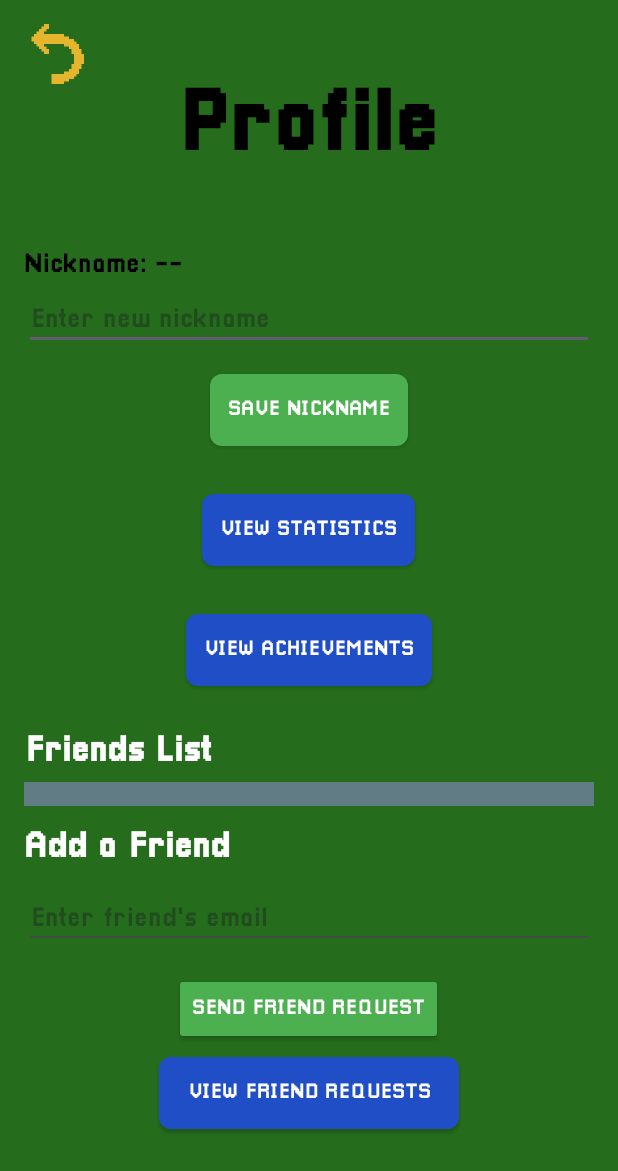
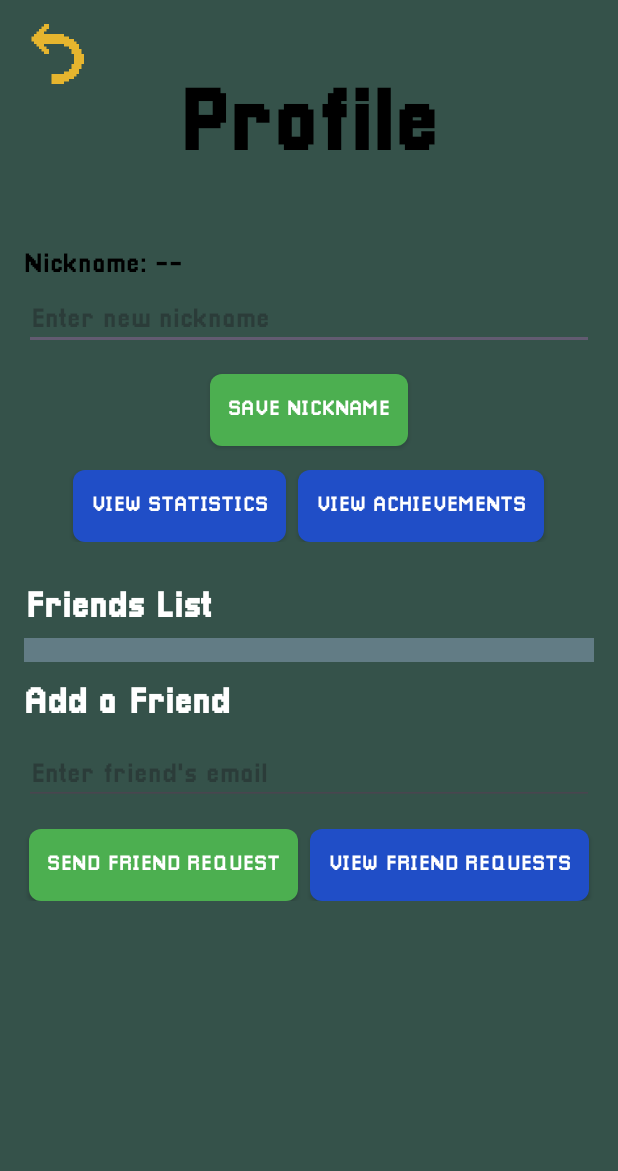
Before and after one commit to Luppole/MinesweeperHandasatTochna, an Android app: the ProfileActivity screen opened directly, with no data from a screen before it, on a phone screen of 412 x 824 dp. Shown: the top 1171 px of the screen. Run offline under Robolectric (Android 15) with nearby library versions, the phone set to English and light mode, and no system bars; our stand-ins replace Firebase (no records; nobody signed in at launch, a user with empty details on screens opened directly).

Commit message:
Profile Page - Fine tuning

```diff
--- a/app/src/main/java/com/example/minesweeperhansasattochna/FriendRequestsActivity.java
+++ b/app/src/main/java/com/example/minesweeperhansasattochna/FriendRequestsActivity.java
@@ -1,6 +1,7 @@
 package com.example.minesweeperhansasattochna;
 
 import android.os.Bundle;
+import android.widget.ImageButton;
 import android.widget.Toast;
 
 import androidx.appcompat.app.AppCompatActivity;
@@ -26,6 +27,10 @@ public class FriendRequestsActivity extends AppCompatActivity {
         super.onCreate(savedInstanceState);
         setContentView(R.layout.activity_friend_requests);
 
+        // Initialize back button
+        ImageButton backButton = findViewById(R.id.backButton);
+        backButton.setOnClickListener(v -> onBackPressed());
+
         friendRequestsRecyclerView = findViewById(R.id.friendRequestsRecyclerView);
         friendRequestsRecyclerView.setLayoutManager(new LinearLayoutManager(this));
 
@@ -43,6 +48,7 @@ public class FriendRequestsActivity extends AppCompatActivity {
             finish();
         }
     }
+
 
     private void loadFriendRequests() {
         userRef.get().addOnSuccessListener(snapshot -> {
--- a/app/src/main/java/com/example/minesweeperhansasattochna/GameActivity.java
+++ b/app/src/main/java/com/example/minesweeperhansasattochna/GameActivity.java
@@ -524,7 +524,7 @@ public class GameActivity extends AppCompatActivity {
             case 8:
                 return getDrawable(R.drawable.eight_texture);
             default:
-                return getDrawable(R.drawable.empty_texture);
+                return getDrawable(R.drawable.blank_texture);
         }
     }
 
--- a/app/src/main/java/com/example/minesweeperhansasattochna/SuperHintItem.java
+++ b/app/src/main/java/com/example/minesweeperhansasattochna/SuperHintItem.java
@@ -62,7 +62,7 @@ public class SuperHintItem {
             case 8:
                 return R.drawable.eight_texture;
             default:
-                return R.drawable.empty_texture;
+                return R.drawable.blank_texture;
         }
     }
 }
--- a/app/src/main/res/drawable/empty_texture.xml
+++ /dev/null
@@ -1,4 +0,0 @@
-<?xml version="1.0" encoding="utf-8"?>
-<selector xmlns:android="http://schemas.android.com/apk/res/android">
-
-</selector>
--- a/app/src/main/res/drawable/tile_background.xml
+++ /dev/null
@@ -1,5 +0,0 @@
-<shape xmlns:android="http://schemas.android.com/apk/res/android">
-    <solid android:color="@android:color/background_light" />
-    <corners android:radius="8dp" />
-    <stroke android:width="10dp" android:color="@color/textPrimary" />
-</shape>
--- a/app/src/main/res/layout/activity_profile.xml
+++ b/app/src/main/res/layout/activity_profile.xml
@@ -2,7 +2,7 @@
     xmlns:android="http://schemas.android.com/apk/res/android"
     android:layout_width="match_parent"
     android:layout_height="match_parent"
-    android:background="#256D1D"
+    android:background="#35524A"
     android:padding="16dp">
 
     <LinearLayout
@@ -73,16 +73,23 @@
             android:padding="12dp"
             android:layout_marginBottom="16dp" />
 
+        <!-- Stats and Achievements Buttons Row -->
+        <LinearLayout
+            android:layout_width="match_parent"
+            android:layout_height="wrap_content"
+            android:orientation="horizontal"
+            android:gravity="center"
+            android:layout_marginBottom="16dp">
+
             <androidx.appcompat.widget.AppCompatButton
                 android:id="@+id/statsButton"
                 android:layout_width="wrap_content"
                 android:layout_height="wrap_content"
                 android:text="View Statistics"
-            android:layout_gravity="center"
                 android:fontFamily="@font/pixellari"
                 android:background="@drawable/custom_background_other"
                 android:textColor="#FFFFFF"
-            android:layout_margin="16dp"
+                android:layout_marginEnd="8dp"
                 android:padding="12dp" />
 
             <androidx.appcompat.widget.AppCompatButton
@@ -90,12 +97,11 @@
                 android:layout_width="wrap_content"
                 android:layout_height="wrap_content"
                 android:text="View Achievements"
-            android:layout_gravity="center"
                 android:fontFamily="@font/pixellari"
                 android:background="@drawable/custom_background_other"
                 android:textColor="#FFFFFF"
-            android:layout_margin="16dp"
                 android:padding="12dp" />
+        </LinearLayout>
 
         <!-- Friends List Section -->
         <TextView
@@ -147,27 +153,34 @@
             android:inputType="textEmailAddress"
             android:layout_marginBottom="16dp" />
 
+        <!-- Send and View Friend Requests Buttons Row -->
+        <LinearLayout
+            android:layout_width="match_parent"
+            android:layout_height="wrap_content"
+            android:orientation="horizontal"
+            android:gravity="center"
+            android:layout_marginBottom="16dp">
+
             <androidx.appcompat.widget.AppCompatButton
                 android:id="@+id/sendFriendRequestButton"
                 android:layout_width="wrap_content"
                 android:layout_height="wrap_content"
                 android:text="Send Friend Request"
                 android:fontFamily="@font/pixellari"
-            android:layout_gravity="center"
-            android:backgroundTint="#4CAF50"
+                android:background="@drawable/custom_background"
                 android:textColor="#FFFFFF"
-            android:padding="12dp"
-            android:layout_marginBottom="8dp" />
+                android:layout_marginEnd="8dp"
+                android:padding="12dp" />
 
             <androidx.appcompat.widget.AppCompatButton
                 android:id="@+id/viewFriendRequestsButton"
-            android:layout_width="200dp"
+                android:layout_width="wrap_content"
                 android:layout_height="wrap_content"
                 android:text="View Friend Requests"
                 android:fontFamily="@font/pixellari"
-            android:layout_gravity="center"
                 android:background="@drawable/custom_background_other"
                 android:textColor="#FFFFFF"
-            android:layout_marginBottom="16dp" />
+                android:padding="12dp" />
+        </LinearLayout>
     </LinearLayout>
 </ScrollView>
```
Also changed, not shown: app/src/main/res/drawable/grid_background.xml (deleted, +0 -7 lines), app/src/main/res/layout/activity_friend_requests.xml (+10 -0 lines), app/src/main/res/drawable/logo_texture.png (added). Lines whose indentation alone changed are shown as unchanged.
